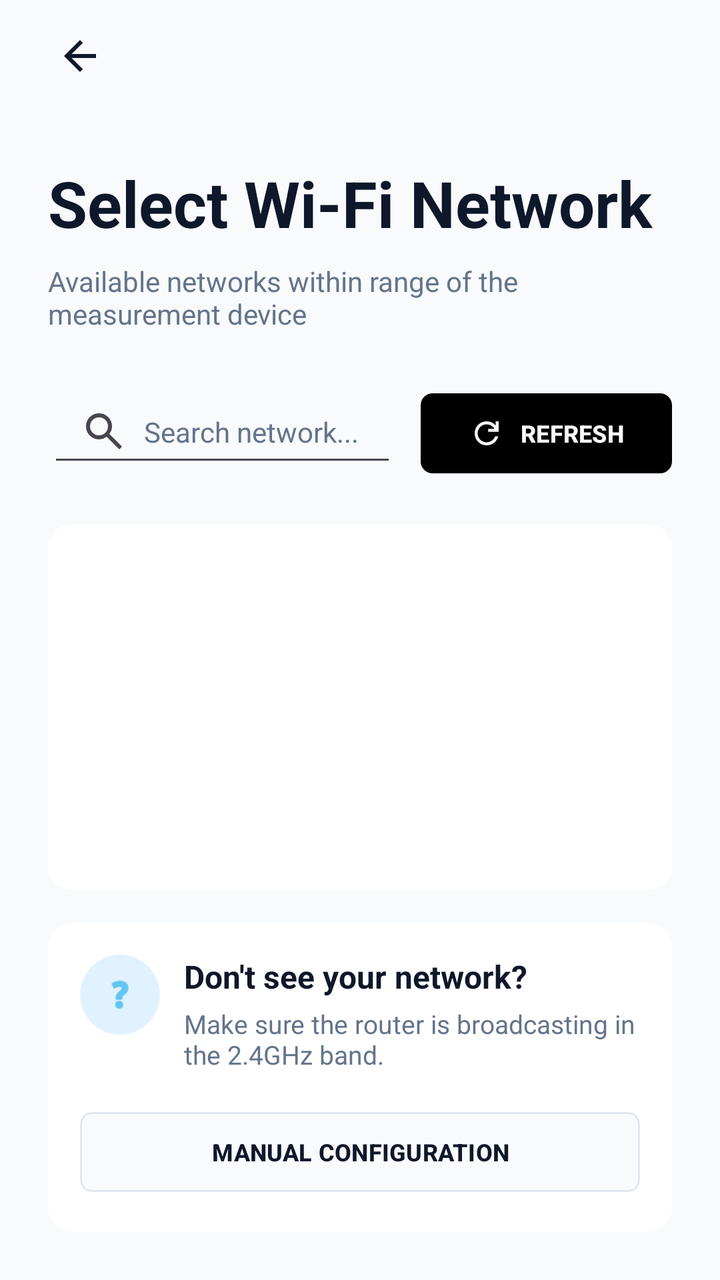
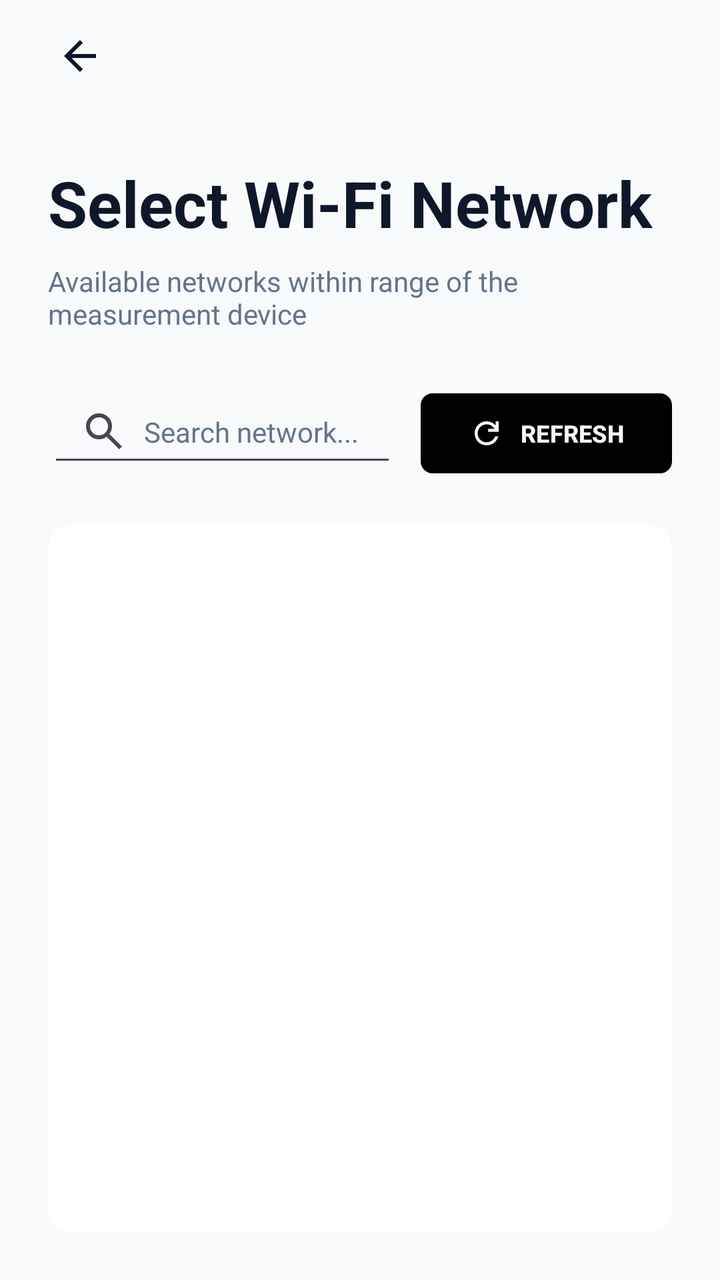

An Android layout rendered at two revisions. The XML below is the earlier revision; the diff shows what the commit changed to produce the second picture.
<!-- AndroidManifest.xml: application theme Theme.EIA_app -->
<!-- res/layout/fragment_scan.xml -->
<?xml version="1.0" encoding="utf-8"?>
<androidx.constraintlayout.widget.ConstraintLayout
    xmlns:android="http://schemas.android.com/apk/res/android"
    xmlns:app="http://schemas.android.com/apk/res-auto"
    xmlns:tools="http://tools.android.com/tools"
    android:layout_width="match_parent"
    android:layout_height="match_parent"
    android:background="@color/white_bg">

    <LinearLayout
        android:id="@+id/topBar"
        android:layout_width="match_parent"
        android:layout_height="56dp"
        android:orientation="horizontal"
        android:gravity="center_vertical"
        android:paddingHorizontal="16dp"
        app:layout_constraintTop_toTopOf="parent">

        <ImageButton
            android:id="@+id/btnBack"
            android:layout_width="48dp"
            android:layout_height="48dp"
            android:background="?android:attr/selectableItemBackgroundBorderless"
            android:contentDescription="@string/back_button_description"
            android:src="@drawable/arrow_back_24px"
            app:tint="@color/text_main" />

    </LinearLayout>

    <TextView
        android:id="@+id/tvTitle"
        android:layout_width="match_parent"
        android:layout_height="wrap_content"
        android:text="@string/scan_title"
        android:textColor="@color/text_main"
        android:textSize="32sp"
        android:textStyle="bold"
        android:paddingHorizontal="24dp"
        android:layout_marginTop="24dp"
        app:layout_constraintTop_toBottomOf="@id/topBar" />

    <TextView
        android:id="@+id/tvSubtitle"
        android:layout_width="match_parent"
        android:layout_height="wrap_content"
        android:text="@string/scan_subtitle"
        android:textColor="@color/text_muted"
        android:textSize="14sp"
        android:paddingHorizontal="24dp"
        android:layout_marginTop="8dp"
        app:layout_constraintTop_toBottomOf="@id/tvTitle" />

    <LinearLayout
        android:id="@+id/searchLayout"
        android:layout_width="match_parent"
        android:layout_height="wrap_content"
        android:orientation="horizontal"
        android:paddingHorizontal="24dp"
        android:layout_marginTop="24dp"
        app:layout_constraintTop_toBottomOf="@id/tvSubtitle">

        <EditText
            android:id="@+id/etSearch"
            android:layout_width="0dp"
            android:layout_height="48dp"
            android:layout_weight="1"
            android:autofillHints=""
            android:drawableStart="@drawable/search_24px"
            android:drawablePadding="8dp"
            android:hint="@string/scan_hint"
            android:inputType="text"
            android:paddingHorizontal="16dp"
            android:textColor="@color/text_main"
            android:textColorHint="@color/text_muted"
            android:textSize="14sp" />

        <com.google.android.material.button.MaterialButton
            android:id="@+id/btnRefresh"
            android:layout_width="wrap_content"
            android:layout_height="48dp"
            android:layout_marginStart="12dp"
            android:text="@string/scan_btn_refresh"
            android:textColor="@color/white_bg"
            android:textSize="12sp"
            android:textStyle="bold"
            app:backgroundTint="@color/black_main"
            app:cornerRadius="6dp"
            app:icon="@drawable/refresh_24px"
            app:iconTint="@color/white_bg" />
    </LinearLayout>

    <androidx.cardview.widget.CardView
        android:id="@+id/cardListContainer"
        android:layout_width="match_parent"
        android:layout_height="0dp"
        android:layout_marginHorizontal="24dp"
        android:layout_marginTop="24dp"
        android:layout_marginBottom="16dp"
        app:cardCornerRadius="12dp"
        app:cardElevation="0dp"
        app:cardBackgroundColor="@color/card_bg"
        app:layout_constraintTop_toBottomOf="@id/searchLayout"
        app:layout_constraintBottom_toTopOf="@id/cardHelpContainer">

        <androidx.recyclerview.widget.RecyclerView
            android:id="@+id/rvWifiList"
            android:layout_width="match_parent"
            android:layout_height="match_parent"
            tools:listitem="@layout/item_wifi" />
    </androidx.cardview.widget.CardView>

    <androidx.cardview.widget.CardView
        android:id="@+id/cardHelpContainer"
        android:layout_width="match_parent"
        android:layout_height="wrap_content"
        android:layout_marginHorizontal="24dp"
        android:layout_marginBottom="24dp"
        app:cardCornerRadius="12dp"
        app:cardElevation="0dp"
        app:cardBackgroundColor="@color/card_bg"
        app:layout_constraintBottom_toBottomOf="parent">

        <androidx.constraintlayout.widget.ConstraintLayout
            android:layout_width="match_parent"
            android:layout_height="wrap_content"
            android:padding="16dp">

            <androidx.cardview.widget.CardView
                android:id="@+id/cardHelpIcon"
                android:layout_width="40dp"
                android:layout_height="40dp"
                app:cardCornerRadius="20dp"
                app:cardElevation="0dp"
                app:cardBackgroundColor="@color/accent_blue_subtle"
                app:layout_constraintStart_toStartOf="parent"
                app:layout_constraintTop_toTopOf="parent">

                <ImageView
                    android:layout_width="20dp"
                    android:layout_height="20dp"
                    android:layout_gravity="center"
                    android:src="@android:drawable/ic_menu_help"
                    android:contentDescription="@string/help_icon_description"
                    app:tint="@color/accent_blue" />
            </androidx.cardview.widget.CardView>

            <TextView
                android:id="@+id/tvHelpTitle"
                android:layout_width="0dp"
                android:layout_height="wrap_content"
                android:text="@string/scan_help_title"
                android:textColor="@color/text_main"
                android:textSize="16sp"
                android:textStyle="bold"
                android:layout_marginStart="12dp"
                app:layout_constraintStart_toEndOf="@id/cardHelpIcon"
                app:layout_constraintEnd_toEndOf="parent"
                app:layout_constraintTop_toTopOf="parent" />

            <TextView
                android:id="@+id/tvHelpDesc"
                android:layout_width="0dp"
                android:layout_height="wrap_content"
                android:text="@string/scan_help_desc"
                android:textColor="@color/text_muted"
                android:textSize="13sp"
                android:layout_marginStart="12dp"
                android:layout_marginTop="4dp"
                app:layout_constraintStart_toEndOf="@id/cardHelpIcon"
                app:layout_constraintEnd_toEndOf="parent"
                app:layout_constraintTop_toBottomOf="@id/tvHelpTitle" />

            <com.google.android.material.button.MaterialButton
                android:id="@+id/btnManualConfig"
                android:layout_width="match_parent"
                android:layout_height="48dp"
                android:layout_marginTop="16dp"
                android:text="@string/scan_btn_manual"
                android:textSize="12sp"
                android:textStyle="bold"
                android:textColor="@color/text_main"
                app:backgroundTint="@color/white_bg"
                app:strokeColor="@color/border_gray"
                app:strokeWidth="1dp"
                app:cornerRadius="6dp"
                app:layout_constraintTop_toBottomOf="@id/tvHelpDesc" />

        </androidx.constraintlayout.widget.ConstraintLayout>
    </androidx.cardview.widget.CardView>

</androidx.constraintlayout.widget.ConstraintLayout>
<!-- res/layout/item_wifi.xml (included above) -->
<?xml version="1.0" encoding="utf-8"?>
<androidx.cardview.widget.CardView
    xmlns:android="http://schemas.android.com/apk/res/android"
    xmlns:app="http://schemas.android.com/apk/res-auto"
    android:layout_width="match_parent"
    android:layout_height="wrap_content"
    app:cardElevation="0dp"
    app:cardBackgroundColor="@color/card_bg"
    android:foreground="?android:attr/selectableItemBackground"
    android:clickable="true"
    android:focusable="true">

    <androidx.constraintlayout.widget.ConstraintLayout
        android:layout_width="match_parent"
        android:layout_height="wrap_content"
        android:padding="16dp">

        <androidx.cardview.widget.CardView
            android:id="@+id/cardWifiIcon"
            android:layout_width="48dp"
            android:layout_height="48dp"
            app:cardCornerRadius="8dp"
            app:cardElevation="0dp"
            app:cardBackgroundColor="@color/card_bg"
            app:layout_constraintStart_toStartOf="parent"
            app:layout_constraintTop_toTopOf="parent"
            app:layout_constraintBottom_toBottomOf="parent">

            <ImageView
                android:id="@+id/ivWifiIcon"
                android:layout_width="48dp"
                android:layout_height="48dp"
                android:layout_gravity="center"
                android:contentDescription="@string/wifi_icon_description"
                android:src="@drawable/wifi_24px"
                app:tint="@color/accent_blue" />
        </androidx.cardview.widget.CardView>

        <TextView
            android:id="@+id/tvWifiName"
            android:layout_width="0dp"
            android:layout_height="wrap_content"
            android:text="Home_5G"
            android:textColor="@color/text_main"
            android:textSize="16sp"
            android:textStyle="bold"
            android:layout_marginStart="16dp"
            android:layout_marginEnd="16dp"
            app:layout_constraintStart_toEndOf="@id/cardWifiIcon"
            app:layout_constraintEnd_toStartOf="@id/ivLockIcon"
            app:layout_constraintTop_toTopOf="parent"
            app:layout_constraintBottom_toTopOf="@id/layoutSignal"/>

        <LinearLayout
            android:id="@+id/layoutSignal"
            android:layout_width="wrap_content"
            android:layout_height="wrap_content"
            android:orientation="horizontal"
            android:gravity="center_vertical"
            android:layout_marginStart="16dp"
            android:layout_marginTop="4dp"
            app:layout_constraintStart_toEndOf="@id/cardWifiIcon"
            app:layout_constraintTop_toBottomOf="@id/tvWifiName"
            app:layout_constraintBottom_toBottomOf="parent">

            <View
                android:id="@+id/viewSignalDot"
                android:layout_width="6dp"
                android:layout_height="6dp"
                android:background="@color/accent_green"/>

            <TextView
                android:id="@+id/tvSignalStatus"
                android:layout_width="wrap_content"
                android:layout_height="wrap_content"
                android:text="SILNY SYGNAŁ"
                android:textColor="@color/text_muted"
                android:textSize="11sp"
                android:textStyle="bold"
                android:layout_marginStart="6dp"/>
        </LinearLayout>

        <ImageView
            android:id="@+id/ivLockIcon"
            android:layout_width="20dp"
            android:layout_height="20dp"
            android:layout_marginEnd="16dp"
            android:contentDescription="@string/lock_icon_description"
            android:src="@drawable/lock_24px"
            app:layout_constraintBottom_toBottomOf="parent"
            app:layout_constraintEnd_toStartOf="@id/ivArrowRight"
            app:layout_constraintTop_toTopOf="parent"
            app:tint="@color/text_muted" />

        <ImageView
            android:id="@+id/ivArrowRight"
            android:layout_width="20dp"
            android:layout_height="20dp"
            android:contentDescription="@string/arrow_right_description"
            android:src="@android:drawable/ic_media_play"
            app:layout_constraintBottom_toBottomOf="parent"
            app:layout_constraintEnd_toEndOf="parent"
            app:layout_constraintTop_toTopOf="parent"
            app:tint="@color/text_muted" />

    </androidx.constraintlayout.widget.ConstraintLayout>

    <View
        android:layout_width="match_parent"
        android:layout_height="1dp"
        android:background="@color/border_gray"
        android:layout_gravity="bottom"
        android:layout_marginStart="16dp"
        android:layout_marginEnd="16dp"/>
</androidx.cardview.widget.CardView>
<!-- resources referenced by this layout -->
<resources>
  <color name="accent_blue">#0EA5E9</color>
  <color name="accent_blue_subtle">#E0F2FE</color>
  <color name="accent_green">#22C55E</color>
  <color name="black_main">#000000</color>
  <color name="border_gray">#E2E8F0</color>
  <color name="card_bg">#FFFFFF</color>
  <color name="text_main">#0F172A</color>
  <color name="text_muted">#64748B</color>
  <color name="white_bg">#F8FAFC</color>
  <!-- drawable arrow_back_24px (drawable) -->
  <vector xmlns:android="http://schemas.android.com/apk/res/android"
      android:width="24dp"
      android:height="24dp"
      android:viewportWidth="960"
      android:viewportHeight="960"
      android:tint="?attr/colorControlNormal"
      android:autoMirrored="true">
    <path
        android:fillColor="@android:color/white"
        android:pathData="M313,520L537,744L480,800L160,480L480,160L537,216L313,440L800,440L800,520L313,520Z"/>
  </vector>
  <!-- drawable refresh_24px (drawable) -->
  <vector xmlns:android="http://schemas.android.com/apk/res/android"
      android:width="24dp"
      android:height="24dp"
      android:viewportWidth="960"
      android:viewportHeight="960"
      android:tint="?attr/colorControlNormal">
    <path
        android:fillColor="@android:color/white"
        android:pathData="M480,800Q346,800 253,707Q160,614 160,480Q160,346 253,253Q346,160 480,160Q549,160 612,188.5Q675,217 720,270L720,160L800,160L800,440L520,440L520,360L688,360Q656,304 600.5,272Q545,240 480,240Q380,240 310,310Q240,380 240,480Q240,580 310,650Q380,720 480,720Q557,720 619,676Q681,632 706,560L790,560Q762,666 676,733Q590,800 480,800Z"/>
  </vector>
  <!-- drawable search_24px (drawable) -->
  <vector xmlns:android="http://schemas.android.com/apk/res/android"
      android:width="24dp"
      android:height="24dp"
      android:viewportWidth="960"
      android:viewportHeight="960"
      android:tint="?attr/colorControlNormal">
    <path
        android:fillColor="@android:color/white"
        android:pathData="M784,840L532,588Q502,612 463,626Q424,640 380,640Q271,640 195.5,564.5Q120,489 120,380Q120,271 195.5,195.5Q271,120 380,120Q489,120 564.5,195.5Q640,271 640,380Q640,424 626,463Q612,502 588,532L840,784L784,840ZM380,560Q455,560 507.5,507.5Q560,455 560,380Q560,305 507.5,252.5Q455,200 380,200Q305,200 252.5,252.5Q200,305 200,380Q200,455 252.5,507.5Q305,560 380,560Z"/>
  </vector>
  <string name="arrow_right_description">Select</string>
  <string name="back_button_description">Back</string>
  <string name="help_icon_description">Help</string>
  <string name="lock_icon_description">Secured Network</string>
  <string name="scan_btn_manual">MANUAL CONFIGURATION</string>
  <string name="scan_btn_refresh">REFRESH</string>
  <string name="scan_help_desc">Make sure the router is broadcasting in the 2.4GHz band.</string>
  <string name="scan_help_title">Don\'t see your network?</string>
  <string name="scan_hint">Search network...</string>
  <string name="scan_subtitle">Available networks within range of the measurement device</string>
  <string name="scan_title">Select Wi-Fi Network</string>
  <string name="wifi_icon_description">Wi-Fi Icon</string>
  <style name="Theme.EIA_app" parent="Base.Theme.EIA_app" />
  <style name="Base.Theme.EIA_app" parent="Theme.Material3.DayNight.NoActionBar">
          
          
      </style>
  <!-- unchanged entries left out for length: 2 -->
</resources>

<!-- the commit's change to res/layout/fragment_scan.xml (unified diff, before → after) -->
@@ -95,97 +95,18 @@
         android:layout_height="0dp"
         android:layout_marginHorizontal="24dp"
         android:layout_marginTop="24dp"
-        android:layout_marginBottom="16dp"
+        android:layout_marginBottom="24dp"
         app:cardCornerRadius="12dp"
         app:cardElevation="0dp"
         app:cardBackgroundColor="@color/card_bg"
         app:layout_constraintTop_toBottomOf="@id/searchLayout"
-        app:layout_constraintBottom_toTopOf="@id/cardHelpContainer">
+        app:layout_constraintBottom_toBottomOf="parent">
 
         <androidx.recyclerview.widget.RecyclerView
             android:id="@+id/rvWifiList"
             android:layout_width="match_parent"
             android:layout_height="match_parent"
             tools:listitem="@layout/item_wifi" />
-    </androidx.cardview.widget.CardView>
-
-    <androidx.cardview.widget.CardView
-        android:id="@+id/cardHelpContainer"
-        android:layout_width="match_parent"
-        android:layout_height="wrap_content"
-        android:layout_marginHorizontal="24dp"
-        android:layout_marginBottom="24dp"
-        app:cardCornerRadius="12dp"
-        app:cardElevation="0dp"
-        app:cardBackgroundColor="@color/card_bg"
-        app:layout_constraintBottom_toBottomOf="parent">
-
-        <androidx.constraintlayout.widget.ConstraintLayout
-            android:layout_width="match_parent"
-            android:layout_height="wrap_content"
-            android:padding="16dp">
-
-            <androidx.cardview.widget.CardView
-                android:id="@+id/cardHelpIcon"
-                android:layout_width="40dp"
-                android:layout_height="40dp"
-                app:cardCornerRadius="20dp"
-                app:cardElevation="0dp"
-                app:cardBackgroundColor="@color/accent_blue_subtle"
-                app:layout_constraintStart_toStartOf="parent"
-                app:layout_constraintTop_toTopOf="parent">
-
-                <ImageView
-                    android:layout_width="20dp"
-                    android:layout_height="20dp"
-                    android:layout_gravity="center"
-                    android:src="@android:drawable/ic_menu_help"
-                    android:contentDescription="@string/help_icon_description"
-                    app:tint="@color/accent_blue" />
-            </androidx.cardview.widget.CardView>
-
-            <TextView
-                android:id="@+id/tvHelpTitle"
-                android:layout_width="0dp"
-                android:layout_height="wrap_content"
-                android:text="@string/scan_help_title"
-                android:textColor="@color/text_main"
-                android:textSize="16sp"
-                android:textStyle="bold"
-                android:layout_marginStart="12dp"
-                app:layout_constraintStart_toEndOf="@id/cardHelpIcon"
-                app:layout_constraintEnd_toEndOf="parent"
-                app:layout_constraintTop_toTopOf="parent" />
-
-            <TextView
-                android:id="@+id/tvHelpDesc"
-                android:layout_width="0dp"
-                android:layout_height="wrap_content"
-                android:text="@string/scan_help_desc"
-                android:textColor="@color/text_muted"
-                android:textSize="13sp"
-                android:layout_marginStart="12dp"
-                android:layout_marginTop="4dp"
-                app:layout_constraintStart_toEndOf="@id/cardHelpIcon"
-                app:layout_constraintEnd_toEndOf="parent"
-                app:layout_constraintTop_toBottomOf="@id/tvHelpTitle" />
-
-            <com.google.android.material.button.MaterialButton
-                android:id="@+id/btnManualConfig"
-                android:layout_width="match_parent"
-                android:layout_height="48dp"
-                android:layout_marginTop="16dp"
-                android:text="@string/scan_btn_manual"
-                android:textSize="12sp"
-                android:textStyle="bold"
-                android:textColor="@color/text_main"
-                app:backgroundTint="@color/white_bg"
-                app:strokeColor="@color/border_gray"
-                app:strokeWidth="1dp"
-                app:cornerRadius="6dp"
-                app:layout_constraintTop_toBottomOf="@id/tvHelpDesc" />
-
-        </androidx.constraintlayout.widget.ConstraintLayout>
     </androidx.cardview.widget.CardView>
 
 </androidx.constraintlayout.widget.ConstraintLayout>
<!-- resource entries referenced after the edit -->
@@ -1,7 +1,6 @@
 <!-- resources referenced by this layout -->
 <resources>
   <color name="accent_blue">#0EA5E9</color>
-  <color name="accent_blue_subtle">#E0F2FE</color>
   <color name="accent_green">#22C55E</color>
   <color name="black_main">#000000</color>
   <color name="border_gray">#E2E8F0</color>
@@ -45,12 +44,8 @@
   </vector>
   <string name="arrow_right_description">Select</string>
   <string name="back_button_description">Back</string>
-  <string name="help_icon_description">Help</string>
   <string name="lock_icon_description">Secured Network</string>
-  <string name="scan_btn_manual">MANUAL CONFIGURATION</string>
   <string name="scan_btn_refresh">REFRESH</string>
-  <string name="scan_help_desc">Make sure the router is broadcasting in the 2.4GHz band.</string>
-  <string name="scan_help_title">Don\'t see your network?</string>
   <string name="scan_hint">Search network...</string>
   <string name="scan_subtitle">Available networks within range of the measurement device</string>
   <string name="scan_title">Select Wi-Fi Network</string>
